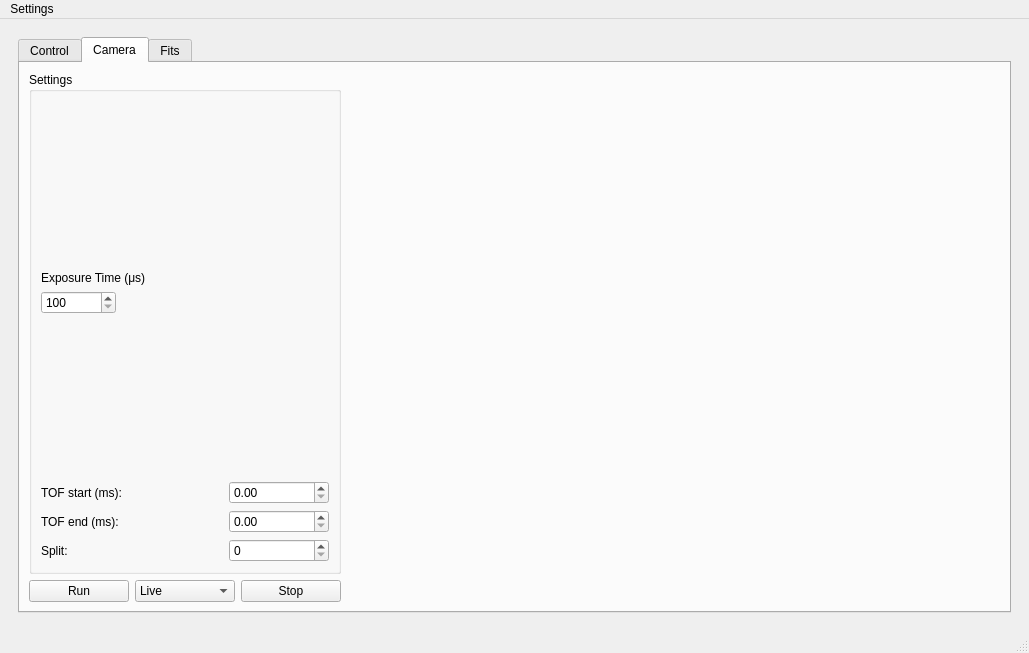
Above: mainwindow.ui from brennanleblanc0/QSUM-ExpGui before the change. Below: the same form after it.
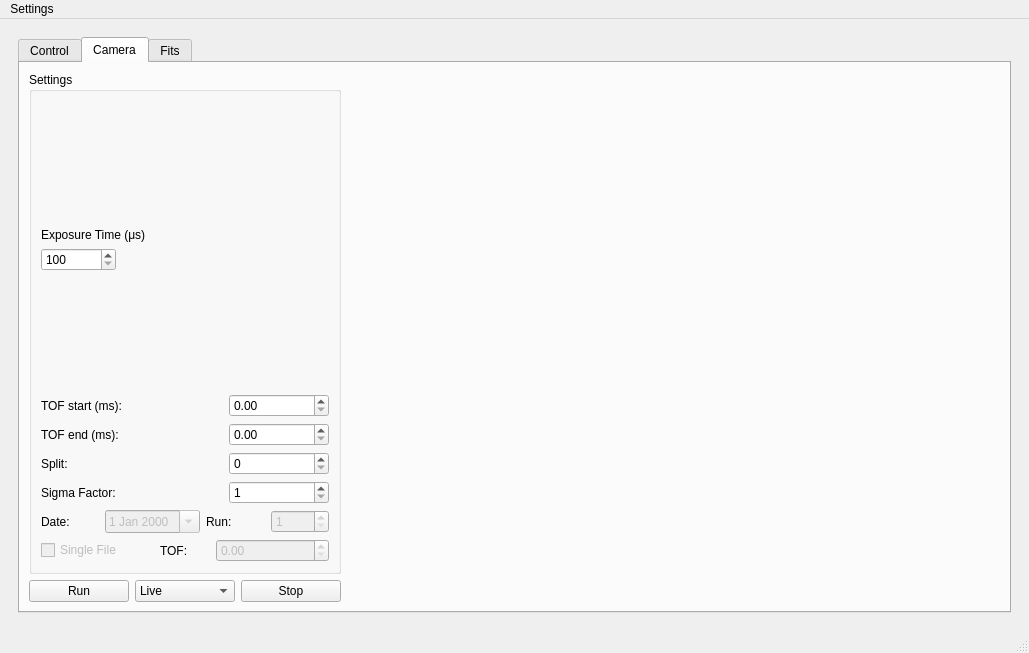
That is the form after the change. Custom widgets are drawn as their Qt base class.

Patch:
```diff
--- a/mainwindow.ui
+++ b/mainwindow.ui
@@ -151,6 +151,108 @@
                   </item>
                  </layout>
                 </item>
+                <item>
+                 <layout class="QHBoxLayout" name="sigmaLayout">
+                  <item>
+                   <widget class="QLabel" name="sigmaLabel">
+                    <property name="text">
+                     <string>Sigma Factor:</string>
+                    </property>
+                   </widget>
+                  </item>
+                  <item>
+                   <widget class="QSpinBox" name="sigmaBox">
+                    <property name="minimumSize">
+                     <size>
+                      <width>100</width>
+                      <height>0</height>
+                     </size>
+                    </property>
+                    <property name="maximumSize">
+                     <size>
+                      <width>100</width>
+                      <height>16777215</height>
+                     </size>
+                    </property>
+                    <property name="minimum">
+                     <number>1</number>
+                    </property>
+                   </widget>
+                  </item>
+                 </layout>
+                </item>
+                <item>
+                 <layout class="QHBoxLayout" name="recallLayout">
+                  <item>
+                   <widget class="QLabel" name="recallDateLabel">
+                    <property name="text">
+                     <string>Date:</string>
+                    </property>
+                   </widget>
+                  </item>
+                  <item>
+                   <widget class="QDateEdit" name="recallDateBox">
+                    <property name="enabled">
+                     <bool>false</bool>
+                    </property>
+                    <property name="calendarPopup">
+                     <bool>true</bool>
+                    </property>
+                   </widget>
+                  </item>
+                  <item>
+                   <widget class="QLabel" name="recallRunLabel">
+                    <property name="text">
+                     <string>Run:</string>
+                    </property>
+                   </widget>
+                  </item>
+                  <item>
+                   <widget class="QSpinBox" name="recallRunBox">
+                    <property name="enabled">
+                     <bool>false</bool>
+                    </property>
+                    <property name="minimum">
+                     <number>1</number>
+                    </property>
+                   </widget>
+                  </item>
+                 </layout>
+                </item>
+                <item>
+                 <layout class="QHBoxLayout" name="singleFileLayout">
+                  <item>
+                   <widget class="QCheckBox" name="loadTofCheck">
+                    <property name="enabled">
+                     <bool>false</bool>
+                    </property>
+                    <property name="text">
+                     <string>Single File</string>
+                    </property>
+                   </widget>
+                  </item>
+                  <item>
+                   <widget class="QLabel" name="loadTofLabel">
+                    <property name="maximumSize">
+                     <size>
+                      <width>50</width>
+                      <height>16777215</height>
+                     </size>
+                    </property>
+                    <property name="text">
+                     <string>TOF:</string>
+                    </property>
+                   </widget>
+                  </item>
+                  <item>
+                   <widget class="QDoubleSpinBox" name="loadTofBox">
+                    <property name="enabled">
+                     <bool>false</bool>
+                    </property>
+                   </widget>
+                  </item>
+                 </layout>
+                </item>
                </layout>
               </widget>
              </item>
```
Left out of the diff: 4 changed lines with no effect on the pictures.
